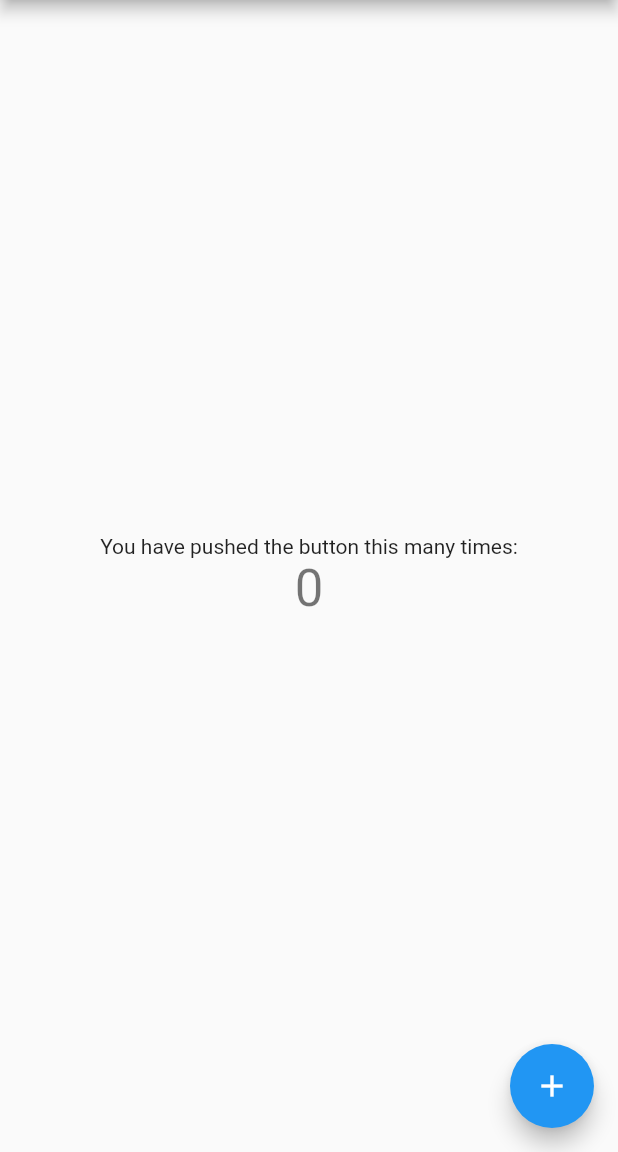
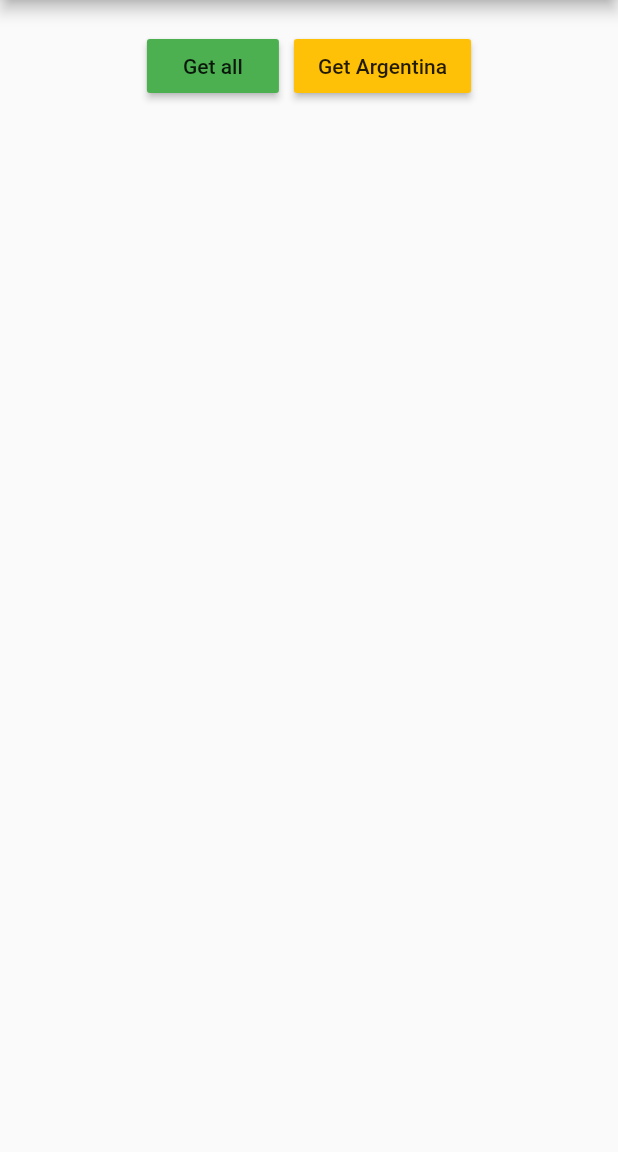
Before and after one commit to jorgesarabia/flutter_api_example, a Flutter app: the screen it shows after launch, on a phone screen of 412 x 824 dp, the part 84-1236 px from its top. Run offline on Flutter 3.47's test engine with Material 2 defaults, Android fonts, the phone set to English and light mode, and no system bars.

Commit message:
Get all the countries

```diff
--- a/lib/main.dart
+++ b/lib/main.dart
@@ -1,23 +1,16 @@
+import 'dart:convert';
+
 import 'package:flutter/material.dart';
+import 'package:http/http.dart' as http;
 
 void main() => runApp(MyApp());
 
 class MyApp extends StatelessWidget {
-  // This widget is the root of your application.
   @override
   Widget build(BuildContext context) {
     return MaterialApp(
       title: 'Flutter Demo',
       theme: ThemeData(
-        // This is the theme of your application.
-        //
-        // Try running your application with "flutter run". You'll see the
-        // application has a blue toolbar. Then, without quitting the app, try
-        // changing the primarySwatch below to Colors.green and then invoke
-        // "hot reload" (press "r" in the console where you ran "flutter run",
-        // or simply save your changes to "hot reload" in a Flutter IDE).
-        // Notice that the counter didn't reset back to zero; the application
-        // is not restarted.
         primarySwatch: Colors.blue,
       ),
       home: MyHomePage(title: 'Flutter Demo Home Page'),
@@ -27,16 +20,6 @@ class MyApp extends StatelessWidget {
 
 class MyHomePage extends StatefulWidget {
   MyHomePage({Key key, this.title}) : super(key: key);
-
-  // This widget is the home page of your application. It is stateful, meaning
-  // that it has a State object (defined below) that contains fields that affect
-  // how it looks.
-
-  // This class is the configuration for the state. It holds the values (in this
-  // case the title) provided by the parent (in this case the App widget) and
-  // used by the build method of the State. Fields in a Widget subclass are
-  // always marked "final".
-
   final String title;
 
   @override
@@ -45,67 +28,65 @@ class MyHomePage extends StatefulWidget {
 
 class _MyHomePageState extends State<MyHomePage> {
   int _counter = 0;
+  static final String host = "https://restcountries.eu/rest/v2/";
 
   void _incrementCounter() {
     setState(() {
-      // This call to setState tells the Flutter framework that something has
-      // changed in this State, which causes it to rerun the build method below
-      // so that the display can reflect the updated values. If we changed
-      // _counter without calling setState(), then the build method would not be
-      // called again, and so nothing would appear to happen.
       _counter++;
     });
   }
 
   @override
   Widget build(BuildContext context) {
-    // This method is rerun every time setState is called, for instance as done
-    // by the _incrementCounter method above.
-    //
-    // The Flutter framework has been optimized to make rerunning build methods
-    // fast, so that you can just rebuild anything that needs updating rather
-    // than having to individually change instances of widgets.
     return Scaffold(
       appBar: AppBar(
-        // Here we take the value from the MyHomePage object that was created by
-        // the App.build method, and use it to set our appbar title.
         title: Text(widget.title),
       ),
-      body: Center(
-        // Center is a layout widget. It takes a single child and positions it
-        // in the middle of the parent.
-        child: Column(
-          // Column is also a layout widget. It takes a list of children and
-          // arranges them vertically. By default, it sizes itself to fit its
-          // children horizontally, and tries to be as tall as its parent.
-          //
-          // Invoke "debug painting" (press "p" in the console, choose the
-          // "Toggle Debug Paint" action from the Flutter Inspector in Android
-          // Studio, or the "Toggle Debug Paint" command in Visual Studio Code)
-          // to see the wireframe for each widget.
-          //
-          // Column has various properties to control how it sizes itself and
-          // how it positions its children. Here we use mainAxisAlignment to
-          // center the children vertically; the main axis here is the vertical
-          // axis because Columns are vertical (the cross axis would be
-          // horizontal).
-          mainAxisAlignment: MainAxisAlignment.center,
-          children: <Widget>[
-            Text(
-              'You have pushed the button this many times:',
-            ),
-            Text(
-              '$_counter',
-              style: Theme.of(context).textTheme.display1,
-            ),
-          ],
-        ),
+      body: Column(
+        children: <Widget>[
+          SizedBox(height: 20),
+          Row(
+            mainAxisAlignment: MainAxisAlignment.center,
+            children: <Widget>[
+              RaisedButton(
+                onPressed: _getAllCountries,
+                color: Colors.green,
+                child: Text("Get all"),
+              ),
+              SizedBox(width: 10),
+              RaisedButton(
+                onPressed: _getArgentina,
+                color: Colors.amber,
+                child: Text("Get Argentina"),
+              ),
+            ],
+          )
+        ],
       ),
-      floatingActionButton: FloatingActionButton(
-        onPressed: _incrementCounter,
-        tooltip: 'Increment',
-        child: Icon(Icons.add),
-      ), // This trailing comma makes auto-formatting nicer for build methods.
     );
   }
+
+  void _getAllCountries() async {
+    print("Get all the countries");
+    final String url = "${host}all";
+    // This is the call
+    final response = await http.get(url);
+    // This is for parse the response
+    final List<dynamic> body = jsonDecode(response.body);
+    // This is the way to acces to the datas
+    body.forEach((field) {
+      print(field['name']);
+    });
+  }
+
+  void _getArgentina() async {
+    print("Get one country (Argentina in this case)");
+    final String url = "${host}name/Argentina";
+    // This is the call
+    final response = await http.get(url);
+    // This is for parse the response
+    final body = jsonDecode(response.body)[0];
+    // This is the way to acces to the datas
+    print(body['name']);
+  }
 }
```
Also changed, not shown: pubspec.yaml (+2 -51 lines), pubspec.lock.
